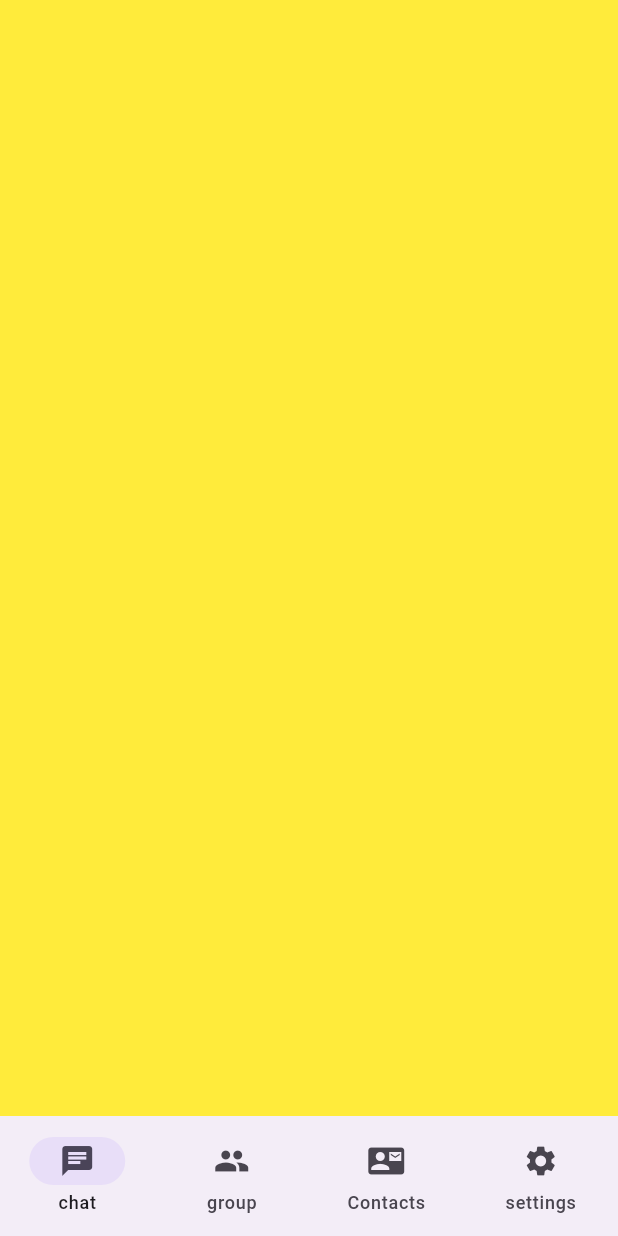
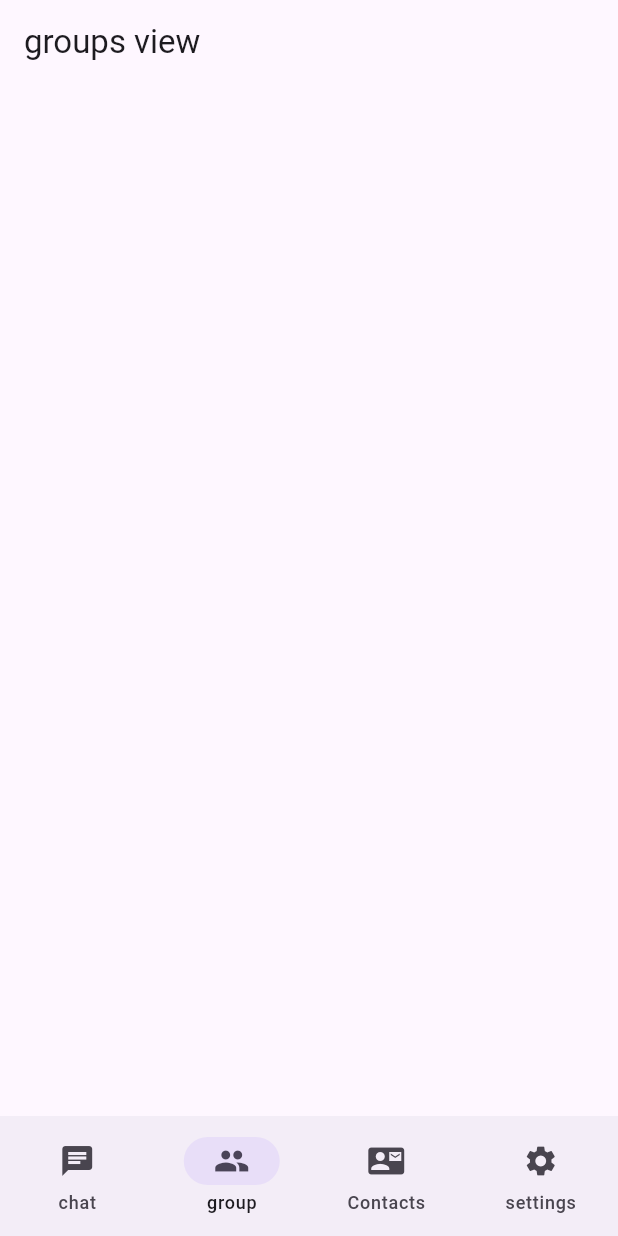
Before and after one commit to mohameddefalaa/Chat_App, a Flutter app: the screen it shows after launch, swiped to page 2, on a phone screen of 412 x 824 dp. Run offline on Flutter 3.47's test engine with Material 3 defaults, Android fonts, the phone set to English and light mode, and no system bars; our stand-ins replace flutter_svg, iconsax.

Commit message:
creatings screenes fpr navigation bar

```diff
--- a/chatapp/lib/Views/layoutapp.dart
+++ b/chatapp/lib/Views/layoutapp.dart
@@ -1,3 +1,7 @@
+import 'package:chatapp/home/chat_home_view.dart';
+import 'package:chatapp/home/contact_home_view.dart';
+import 'package:chatapp/home/group_home_view.dart';
+import 'package:chatapp/home/seetings_home_view.dart';
 import 'package:flutter/material.dart';
 
 class layoutapp extends StatefulWidget {
@@ -13,7 +17,21 @@ class _layoutappState extends State<layoutapp> {
   @override
   Widget build(BuildContext context) {
     return Scaffold(
+      body: PageView(
+          controller: pageController,
+          onPageChanged: (value) {
+            setState(() {
+              currentindex = value;
+            });
+          },
+          children: const [
+            Chat_View(),
+            Group_View(),
+            Contact_View(),
+            Seetings_view(),
+          ]),
       bottomNavigationBar: NavigationBar(
+        selectedIndex: currentindex,
         onDestinationSelected: (value) {
           setState(() {
             currentindex = value;
@@ -29,27 +47,6 @@ class _layoutappState extends State<layoutapp> {
           NavigationDestination(icon: Icon(Icons.settings), label: 'settings'),
         ],
       ),
-      body: PageView(
-          controller: pageController,
-          onPageChanged: (value) {
-            setState(() {
-              currentindex = value;
-            });
-          },
-          children: [
-            Container(
-              color: Colors.red,
-            ),
-            Container(
-              color: Colors.yellow,
-            ),
-            Container(
-              color: Colors.blue,
-            ),
-            Container(
-              color: Colors.green,
-            ),
-          ]),
     );
   }
 }
--- /dev/null
+++ b/chatapp/lib/home/chat_home_view.dart
@@ -0,0 +1,19 @@
+import 'package:flutter/material.dart';
+
+class Chat_View extends StatefulWidget {
+  const Chat_View({super.key});
+
+  @override
+  State<Chat_View> createState() => _Chat_ViewState();
+}
+
+class _Chat_ViewState extends State<Chat_View> {
+  @override
+  Widget build(BuildContext context) {
+    return Scaffold(
+      appBar: AppBar(
+        title: Text('chat '),
+      ),
+    );
+  }
+}
--- /dev/null
+++ b/chatapp/lib/home/contact_home_view.dart
@@ -0,0 +1,19 @@
+import 'package:flutter/material.dart';
+
+class Contact_View extends StatefulWidget {
+  const Contact_View({super.key});
+
+  @override
+  State<Contact_View> createState() => _Contact_ViewState();
+}
+
+class _Contact_ViewState extends State<Contact_View> {
+  @override
+  Widget build(BuildContext context) {
+    return Scaffold(
+      appBar: AppBar(
+        title: Text('contact '),
+      ),
+    );
+  }
+}
--- /dev/null
+++ b/chatapp/lib/home/group_home_view.dart
@@ -0,0 +1,19 @@
+import 'package:flutter/material.dart';
+
+class Group_View extends StatefulWidget {
+  const Group_View({super.key});
+
+  @override
+  State<Group_View> createState() => _Group_ViewState();
+}
+
+class _Group_ViewState extends State<Group_View> {
+  @override
+  Widget build(BuildContext context) {
+    return Scaffold(
+      appBar: AppBar(
+        title: Text('groups view '),
+      ),
+    );
+  }
+}
--- /dev/null
+++ b/chatapp/lib/home/seetings_home_view.dart
@@ -0,0 +1,19 @@
+import 'package:flutter/material.dart';
+
+class Seetings_view extends StatefulWidget {
+  const Seetings_view({super.key});
+
+  @override
+  State<Seetings_view> createState() => _Seetings_viewState();
+}
+
+class _Seetings_viewState extends State<Seetings_view> {
+  @override
+  Widget build(BuildContext context) {
+    return Scaffold(
+      appBar: AppBar(
+        title: Text('seetings '),
+      ),
+    );
+  }
+}
```
